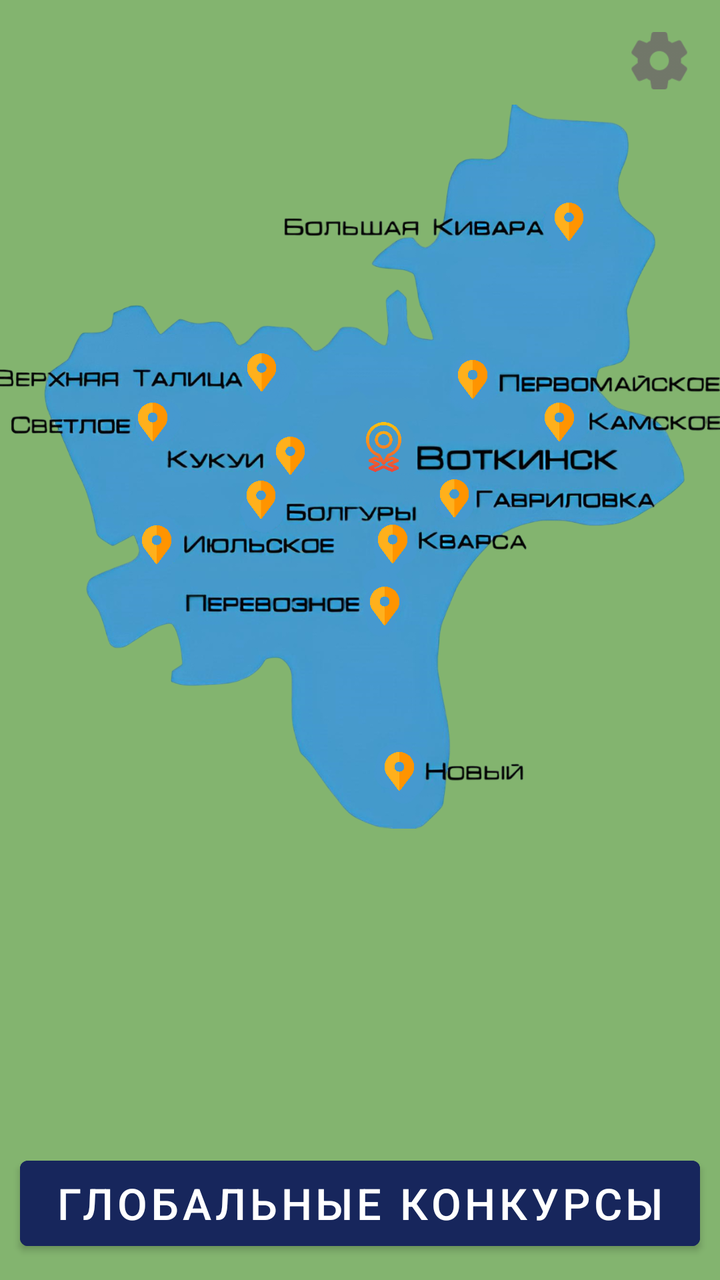
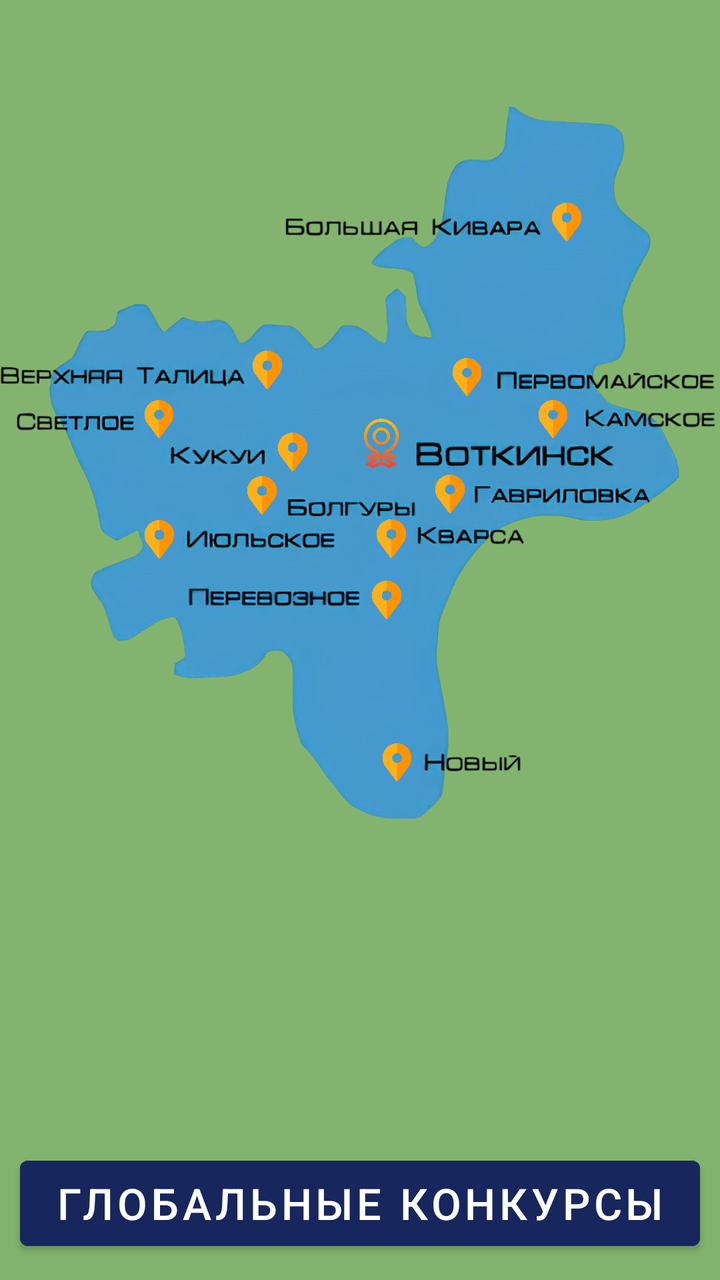

Compare the two renders of this Android layout. The source of the first and the diff that turns it into the second are given below.
<!-- AndroidManifest.xml: application theme Theme.PhysicsProject -->
<!-- res/layout/fragment_main.xml -->
<?xml version="1.0" encoding="utf-8"?>
<androidx.constraintlayout.widget.ConstraintLayout xmlns:android="http://schemas.android.com/apk/res/android"
    xmlns:app="http://schemas.android.com/apk/res-auto"
    xmlns:tools="http://schemas.android.com/tools"
    android:id="@+id/main"
    android:layout_width="match_parent"
    android:layout_height="match_parent"
    android:background="@color/mainBackground"
    android:persistentDrawingCache="animation"
    tools:context=".screens.MainFragmentMap">

    <ImageButton
        android:id="@+id/imageButtonSettings"
        android:layout_width="0dp"
        android:layout_height="0dp"
        android:layout_marginTop="16dp"
        android:layout_marginEnd="16dp"
        android:background="@null"
        android:scaleType="fitCenter"
        android:src="@drawable/settings"
        android:visibility="visible"
        app:layout_constraintDimensionRatio="1:1"
        app:layout_constraintEnd_toEndOf="parent"
        app:layout_constraintHeight_percent="0.045"
        app:layout_constraintTop_toTopOf="parent" />

    <ImageView
        android:id="@+id/imageViewMap"
        android:layout_width="0dp"
        android:layout_height="0dp"
        android:layout_marginLeft="-5dp"
        android:layout_marginRight="-5dp"
        android:scaleType="fitCenter"
        android:src="@drawable/no_points"
        app:layout_constraintBottom_toBottomOf="parent"
        app:layout_constraintDimensionRatio="1:1"
        app:layout_constraintEnd_toEndOf="parent"
        app:layout_constraintHeight_default="spread"
        app:layout_constraintHorizontal_bias="0.0"
        app:layout_constraintStart_toStartOf="parent"
        app:layout_constraintTop_toTopOf="parent"
        app:layout_constraintVertical_bias="0.18"
        app:layout_constraintWidth_default="spread" />

    <ImageButton
        android:id="@+id/imageButtonKvarsa"
        android:layout_width="0dp"
        android:layout_height="0dp"
        android:background="@null"
        android:scaleType="fitStart"
        android:src="@drawable/place"
        app:layout_constraintBottom_toBottomOf="@+id/imageViewMap"
        app:layout_constraintEnd_toEndOf="@+id/imageViewMap"
        app:layout_constraintHeight_percent="0.03"
        app:layout_constraintHorizontal_bias="0.66"
        app:layout_constraintHorizontal_weight="?android:attr/ambientShadowAlpha"
        app:layout_constraintStart_toStartOf="@+id/imageViewMap"
        app:layout_constraintTop_toTopOf="@+id/imageViewMap"
        app:layout_constraintVertical_bias="0.61"
        app:layout_constraintWidth_percent="0.22" />

    <ImageButton
        android:id="@+id/imageButtonNoviy"
        android:layout_width="0dp"
        android:layout_height="0dp"
        android:background="@null"
        android:scaleType="fitStart"
        android:src="@drawable/place"
        app:layout_constraintBottom_toBottomOf="@+id/imageViewMap"
        app:layout_constraintEnd_toEndOf="@+id/imageViewMap"
        app:layout_constraintHeight_percent="0.03"
        app:layout_constraintHorizontal_bias="0.655"
        app:layout_constraintHorizontal_weight="?android:attr/ambientShadowAlpha"
        app:layout_constraintStart_toStartOf="@+id/imageViewMap"
        app:layout_constraintTop_toTopOf="@+id/imageViewMap"
        app:layout_constraintVertical_bias="0.935"
        app:layout_constraintWidth_percent="0.2" />

    <ImageButton
        android:id="@+id/imageButtonBolguri"
        android:layout_width="0dp"
        android:layout_height="0dp"
        android:background="@null"
        android:scaleType="fitStart"
        android:src="@drawable/place"
        app:layout_constraintBottom_toBottomOf="@+id/imageViewMap"
        app:layout_constraintEnd_toEndOf="@+id/imageViewMap"
        app:layout_constraintHeight_percent="0.03"
        app:layout_constraintHorizontal_bias="0.444"
        app:layout_constraintHorizontal_weight="?android:attr/ambientShadowAlpha"
        app:layout_constraintStart_toStartOf="@+id/imageViewMap"
        app:layout_constraintTop_toTopOf="@+id/imageViewMap"
        app:layout_constraintVertical_bias="0.547"
        app:layout_constraintWidth_percent="0.24" />

    <ImageButton
        android:id="@+id/imageButtonKukui"
        android:layout_width="0dp"
        android:layout_height="0dp"
        android:background="@null"
        android:scaleType="fitEnd"
        android:src="@drawable/place"
        app:layout_constraintBottom_toBottomOf="@+id/imageViewMap"
        app:layout_constraintEnd_toEndOf="@+id/imageViewMap"
        app:layout_constraintHeight_percent="0.03"
        app:layout_constraintHorizontal_bias="0.294"
        app:layout_constraintHorizontal_weight="?android:attr/ambientShadowAlpha"
        app:layout_constraintStart_toStartOf="@+id/imageViewMap"
        app:layout_constraintTop_toTopOf="@+id/imageViewMap"
        app:layout_constraintVertical_bias="0.484"
        app:layout_constraintWidth_percent="0.2" />

    <ImageButton
        android:id="@+id/imageButtonVerhnyayaTalitsa"
        android:layout_width="0dp"
        android:layout_height="0dp"
        android:background="@null"
        android:scaleType="fitEnd"
        android:src="@drawable/place"
        app:layout_constraintBottom_toBottomOf="@+id/imageViewMap"
        app:layout_constraintEnd_toEndOf="@+id/imageViewMap"
        app:layout_constraintHeight_percent="0.03"
        app:layout_constraintHorizontal_bias="0.02"
        app:layout_constraintHorizontal_weight="?android:attr/ambientShadowAlpha"
        app:layout_constraintStart_toStartOf="@+id/imageViewMap"
        app:layout_constraintTop_toTopOf="@+id/imageViewMap"
        app:layout_constraintVertical_bias="0.365"
        app:layout_constraintWidth_percent="0.39" />

    <ImageButton
        android:id="@+id/imageButtonBolshayaKivara"
        android:layout_width="0dp"
        android:layout_height="0dp"
        android:background="@null"
        android:scaleType="fitEnd"
        android:src="@drawable/place"
        app:layout_constraintBottom_toBottomOf="@+id/imageViewMap"
        app:layout_constraintEnd_toEndOf="@+id/imageViewMap"
        app:layout_constraintHeight_percent="0.03"
        app:layout_constraintHorizontal_bias="0.676"
        app:layout_constraintHorizontal_weight="?android:attr/ambientShadowAlpha"
        app:layout_constraintStart_toStartOf="@+id/imageViewMap"
        app:layout_constraintTop_toTopOf="@+id/imageViewMap"
        app:layout_constraintVertical_bias="0.15"
        app:layout_constraintWidth_percent="0.42" />

    <ImageButton
        android:id="@+id/imageButtonSvetloe"
        android:layout_width="0dp"
        android:layout_height="0dp"
        android:background="@null"
        android:scaleType="fitEnd"
        android:src="@drawable/place"
        app:layout_constraintBottom_toBottomOf="@+id/imageViewMap"
        app:layout_constraintEnd_toEndOf="@+id/imageViewMap"
        app:layout_constraintHeight_percent="0.03"
        app:layout_constraintHorizontal_bias="0.028"
        app:layout_constraintHorizontal_weight="?android:attr/ambientShadowAlpha"
        app:layout_constraintStart_toStartOf="@+id/imageViewMap"
        app:layout_constraintTop_toTopOf="@+id/imageViewMap"
        app:layout_constraintVertical_bias="0.436"
        app:layout_constraintWidth_percent="0.23" />

    <ImageButton
        android:id="@+id/imageButtonKamskoe"
        android:layout_width="0dp"
        android:layout_height="0dp"
        android:background="@null"
        android:scaleType="fitStart"
        android:src="@drawable/place"
        app:layout_constraintBottom_toBottomOf="@+id/imageViewMap"
        app:layout_constraintEnd_toEndOf="@+id/imageViewMap"
        app:layout_constraintHeight_percent="0.03"
        app:layout_constraintHorizontal_bias="0.983"
        app:layout_constraintHorizontal_weight="?android:attr/ambientShadowAlpha"
        app:layout_constraintStart_toStartOf="@+id/imageViewMap"
        app:layout_constraintTop_toTopOf="@+id/imageViewMap"
        app:layout_constraintVertical_bias="0.436"
        app:layout_constraintWidth_percent="0.25" />

    <ImageButton
        android:id="@+id/imageButtonGavrilovka"
        android:layout_width="0dp"
        android:layout_height="0dp"
        android:background="@null"
        android:scaleType="fitStart"
        android:src="@drawable/place"
        app:layout_constraintBottom_toBottomOf="@+id/imageViewMap"
        app:layout_constraintEnd_toEndOf="@+id/imageViewMap"
        app:layout_constraintHeight_percent="0.03"
        app:layout_constraintHorizontal_bias="0.875"
        app:layout_constraintHorizontal_weight="?android:attr/ambientShadowAlpha"
        app:layout_constraintStart_toStartOf="@+id/imageViewMap"
        app:layout_constraintTop_toTopOf="@+id/imageViewMap"
        app:layout_constraintVertical_bias="0.545"
        app:layout_constraintWidth_percent="0.32" />

    <ImageButton
        android:id="@+id/imageButtonVtk"
        android:layout_width="0dp"
        android:layout_height="0dp"
        android:background="@null"
        android:clickable="false"
        android:scaleType="fitStart"
        android:src="@drawable/point_of_interest"
        app:layout_constraintBottom_toBottomOf="@+id/imageViewMap"
        app:layout_constraintEnd_toEndOf="@+id/imageViewMap"
        app:layout_constraintHeight_percent="0.04"
        app:layout_constraintHorizontal_bias="0.657"
        app:layout_constraintHorizontal_weight="?android:attr/ambientShadowAlpha"
        app:layout_constraintStart_toStartOf="@+id/imageViewMap"
        app:layout_constraintTop_toTopOf="@+id/imageViewMap"
        app:layout_constraintVertical_bias="0.471"
        app:layout_constraintWidth_percent="0.25" />

    <ImageButton
        android:id="@+id/imageButtonPerevoznoe"
        android:layout_width="0dp"
        android:layout_height="0dp"
        android:background="@null"
        android:scaleType="fitEnd"
        android:src="@drawable/place"
        app:layout_constraintBottom_toBottomOf="@+id/imageViewMap"
        app:layout_constraintEnd_toEndOf="@+id/imageViewMap"
        app:layout_constraintHeight_percent="0.03"
        app:layout_constraintHorizontal_bias="0.36"
        app:layout_constraintHorizontal_weight="?android:attr/ambientShadowAlpha"
        app:layout_constraintStart_toStartOf="@+id/imageViewMap"
        app:layout_constraintTop_toTopOf="@+id/imageViewMap"
        app:layout_constraintVertical_bias="0.699"
        app:layout_constraintWidth_percent="0.32" />

    <ImageButton
        android:id="@+id/imageButtonIulskoe"
        android:layout_width="0dp"
        android:layout_height="0dp"
        android:background="@null"
        android:scaleType="fitStart"
        android:src="@drawable/place"
        app:layout_constraintBottom_toBottomOf="@+id/imageViewMap"
        app:layout_constraintEnd_toEndOf="@+id/imageViewMap"
        app:layout_constraintHeight_percent="0.03"
        app:layout_constraintHorizontal_bias="0.273"
        app:layout_constraintStart_toStartOf="@+id/imageViewMap"
        app:layout_constraintTop_toTopOf="@+id/imageViewMap"
        app:layout_constraintVertical_bias="0.611"
        app:layout_constraintWidth_percent="0.28" />

    <TextView
        android:id="@+id/textViewInfo"
        android:layout_width="0dp"
        android:layout_height="0dp"
        android:layout_marginTop="12dp"
        android:gravity="center_horizontal|top"
        android:visibility="visible"
        app:autoSizeMaxTextSize="60sp"
        app:autoSizeTextType="uniform"
        app:layout_constraintEnd_toEndOf="parent"
        app:layout_constraintHeight_percent="0.07"
        app:layout_constraintStart_toStartOf="parent"
        app:layout_constraintTop_toBottomOf="@+id/imageViewMap" />

    <Button
        android:id="@+id/button"
        android:layout_width="0dp"
        android:layout_height="0dp"
        android:layout_marginLeft="10dp"
        android:layout_marginTop="8dp"
        android:layout_marginRight="10dp"
        android:backgroundTint="@color/darkGreen"
        android:insetTop="3dp"
        android:insetBottom="3dp"
        android:text="@string/regionbutton"
        android:visibility="invisible"
        app:autoSizeTextType="uniform"
        app:layout_constraintEnd_toEndOf="parent"
        app:layout_constraintHeight_percent="0.07"
        app:layout_constraintHorizontal_bias="0.476"
        app:layout_constraintStart_toStartOf="parent"
        app:layout_constraintTop_toBottomOf="@+id/textViewInfo" />

    <Button
        android:id="@+id/buttonCompetitions"
        android:layout_width="0dp"
        android:layout_height="0dp"
        android:layout_marginLeft="10dp"
        android:layout_marginRight="10dp"
        android:layout_marginBottom="16dp"
        android:backgroundTint="@color/blue"
        android:insetTop="1dp"
        android:insetBottom="1dp"
        android:text="@string/compet_button"
        android:visibility="visible"
        app:autoSizeTextType="uniform"
        app:layout_constraintBottom_toBottomOf="parent"
        app:layout_constraintEnd_toEndOf="parent"
        app:layout_constraintHeight_percent="0.07"
        app:layout_constraintHorizontal_bias="0.476"
        app:layout_constraintStart_toStartOf="parent" />

    <ImageButton
        android:id="@+id/imageButtonPervomaiskoe"
        android:layout_width="0dp"
        android:layout_height="0dp"
        android:background="@null"
        android:scaleType="fitStart"
        android:src="@drawable/place"
        app:layout_constraintBottom_toBottomOf="@+id/imageViewMap"
        app:layout_constraintEnd_toEndOf="@+id/imageViewMap"
        app:layout_constraintHeight_percent="0.03"
        app:layout_constraintHorizontal_bias="0.98"
        app:layout_constraintStart_toStartOf="@+id/imageViewMap"
        app:layout_constraintTop_toTopOf="@+id/imageViewMap"
        app:layout_constraintVertical_bias="0.375"
        app:layout_constraintWidth_percent="0.37" />


</androidx.constraintlayout.widget.ConstraintLayout>
<!-- resources referenced by this layout -->
<resources>
  <color name="blue">#17265C</color>
  <color name="darkGreen">#638953</color>
  <color name="mainBackground">#83B46F</color>
  <!-- drawable no_points: png bitmap (drawable, 664127 bytes) -->
  <!-- drawable place: png bitmap (drawable, 15562 bytes) -->
  <!-- drawable point_of_interest: png bitmap (drawable, 32106 bytes) -->
  <!-- drawable settings: png bitmap (drawable-hdpi, 668 bytes) -->
  <string name="compet_button">Глобальные конкурсы</string>
  <string name="regionbutton">Подробнее</string>
  <style name="Theme.PhysicsProject" parent="Theme.MaterialComponents.Light.NoActionBar">
          <item name="android:buttonStyle">@style/CustomButtonStyle</item>
          <item name="android:editTextStyle">@style/CustomEditTextStyle</item>
      </style>
  <style name="CustomButtonStyle" parent="Widget.MaterialComponents.Button">
          <item name="android:layout_width">0dp</item>
          <item name="android:layout_height">0dp</item>
          <item name="android:layout_marginLeft">15dp</item>
          <item name="android:layout_marginRight">15dp</item>
          <item name="android:layout_marginBottom">4dp</item>
          <item name="android:paddingTop">7dp</item>
          <item name="android:paddingBottom">7dp</item>
          <item name="android:textAllCaps">true</item>
          <item name="android:insetTop">3dp</item>
          <item name="android:insetBottom">3dp</item>
      </style>
  <style name="CustomEditTextStyle">
          <item name="android:textColor">@color/white</item>
          <item name="android:colorAccent">@color/white</item>
          <item name="editTextColor">@color/white</item>
      </style>
  <color name="white">#FFFFFFFF</color>
</resources>

<!-- the commit's change to res/layout/fragment_main.xml (unified diff, before → after) -->
@@ -9,27 +9,12 @@
     android:persistentDrawingCache="animation"
     tools:context=".screens.MainFragmentMap">
 
-    <ImageButton
-        android:id="@+id/imageButtonSettings"
-        android:layout_width="0dp"
-        android:layout_height="0dp"
-        android:layout_marginTop="16dp"
-        android:layout_marginEnd="16dp"
-        android:background="@null"
-        android:scaleType="fitCenter"
-        android:src="@drawable/settings"
-        android:visibility="visible"
-        app:layout_constraintDimensionRatio="1:1"
-        app:layout_constraintEnd_toEndOf="parent"
-        app:layout_constraintHeight_percent="0.045"
-        app:layout_constraintTop_toTopOf="parent" />
-
     <ImageView
         android:id="@+id/imageViewMap"
         android:layout_width="0dp"
         android:layout_height="0dp"
-        android:layout_marginLeft="-5dp"
-        android:layout_marginRight="-5dp"
+        android:layout_marginLeft="-2dp"
+        android:layout_marginRight="-2dp"
         android:scaleType="fitCenter"
         android:src="@drawable/no_points"
         app:layout_constraintBottom_toBottomOf="parent"
<!-- resource entries referenced after the edit -->
@@ -6,7 +6,6 @@
   <!-- drawable no_points: png bitmap (drawable, 664127 bytes) -->
   <!-- drawable place: png bitmap (drawable, 15562 bytes) -->
   <!-- drawable point_of_interest: png bitmap (drawable, 32106 bytes) -->
-  <!-- drawable settings: png bitmap (drawable-hdpi, 668 bytes) -->
   <string name="compet_button">Глобальные конкурсы</string>
   <string name="regionbutton">Подробнее</string>
   <style name="Theme.PhysicsProject" parent="Theme.MaterialComponents.Light.NoActionBar">
